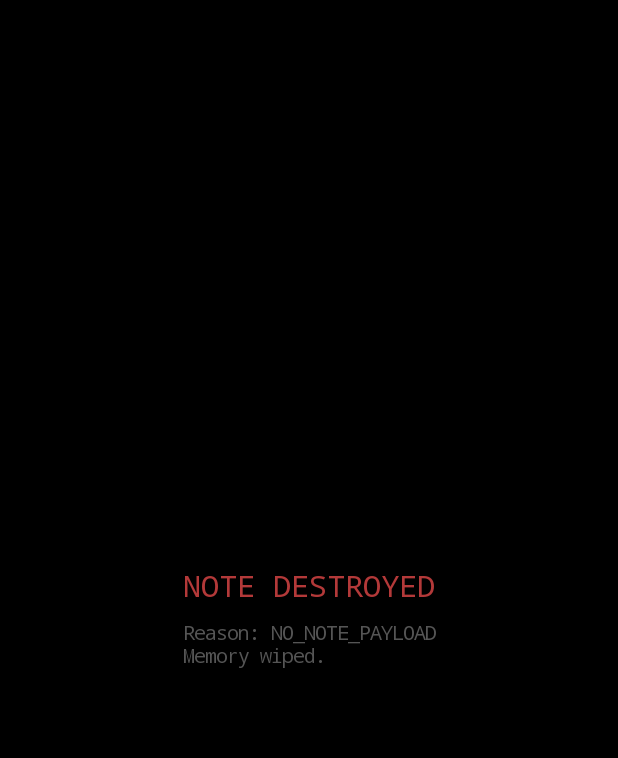
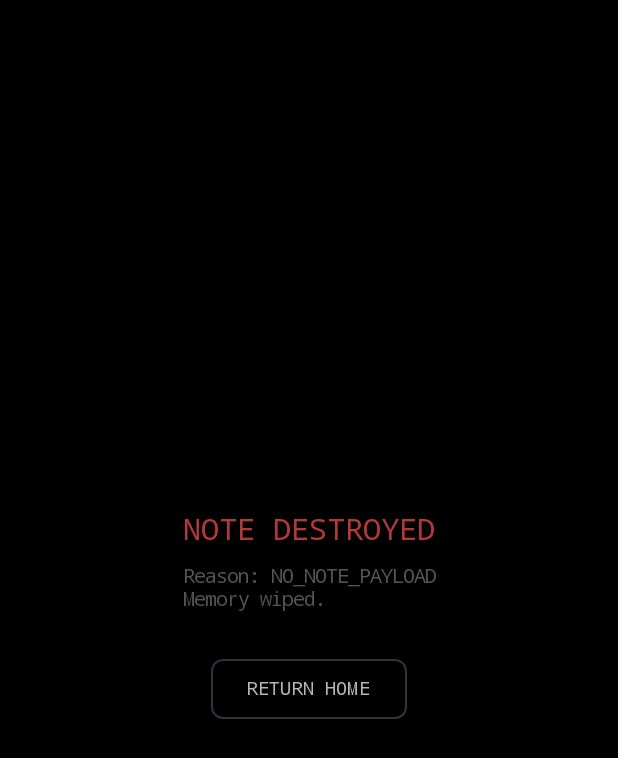
Before and after one commit to ProPerfect-67/burn-note, an Android app built with Jetpack Compose: the SecureNoteActivity screen opened directly, with no data from a screen before it, on a phone screen of 412 x 824 dp. Shown: the top 758 px of the screen. Run offline under Robolectric (Android 15) with nearby library versions, the phone set to English and light mode, and no system bars.

Commit message:
Enhance SecureReaderScreen with exit functionality
Added onExit callback to SecureReaderScreen and BurnedView for exit functionality. Adjusted text size and padding for better UI.

```diff
--- a/app/src/main/java/com/example/burnnote/SecureReaderScreen.kt
+++ b/app/src/main/java/com/example/burnnote/SecureReaderScreen.kt
@@ -3,6 +3,7 @@ package com.example.burnnote
 import android.graphics.Paint
 import android.graphics.Typeface
 import android.os.SystemClock
+import androidx.compose.foundation.BorderStroke
 import androidx.compose.foundation.Canvas
 import androidx.compose.foundation.background
 import androidx.compose.foundation.gestures.awaitEachGesture
@@ -13,6 +14,8 @@ import androidx.compose.foundation.layout.Column
 import androidx.compose.foundation.layout.fillMaxSize
 import androidx.compose.foundation.layout.fillMaxWidth
 import androidx.compose.foundation.layout.padding
+import androidx.compose.foundation.shape.RoundedCornerShape
+import androidx.compose.material3.OutlinedButton
 import androidx.compose.material3.Text
 import androidx.compose.runtime.Composable
 import androidx.compose.runtime.LaunchedEffect
@@ -39,21 +42,21 @@ import kotlinx.coroutines.delay
 import kotlinx.coroutines.isActive
 import kotlin.math.sin
 
-private const val TOTAL_DURATION_MS = 30_000L // Layer 2: 30-second window
+private const val TOTAL_DURATION_MS = 30_000L
 
 @Composable
 fun SecureReaderScreen(
     buffer: SecretNoteBuffer?,
     deviceWatermark: String,
     burnReason: String?,
-    onBurnTriggered: (String) -> Unit
+    onBurnTriggered: (String) -> Unit,
+    onExit: () -> Unit
 ) {
     var remainingMs by remember { mutableLongStateOf(TOTAL_DURATION_MS) }
     var isHolding by remember { mutableStateOf(false) }
     var scrollOffsetPx by remember { mutableFloatStateOf(0f) }
     var frameTick by remember { mutableIntStateOf(0) }
 
-    // Layer 2: Monotonic 30-second countdown (immune to device clock tampering)
     LaunchedEffect(burnReason) {
         if (burnReason != null) return@LaunchedEffect
         val startElapsed = SystemClock.elapsedRealtime()
@@ -68,7 +71,6 @@ fun SecureReaderScreen(
         }
     }
 
-    // Layer 5: Frame-synced loop for temporal dithering + subtle micro-motion
     LaunchedEffect(isHolding, burnReason) {
         while (isActive && isHolding && burnReason == null) {
             withFrameNanos {
@@ -79,16 +81,16 @@ fun SecureReaderScreen(
 
     val textPaint = remember {
         Paint(Paint.ANTI_ALIAS_FLAG).apply {
-            color = Color(0xFFB8B8B8).toArgb() // Dim high-contrast off-white for dark render
-            textSize = 46f
+            color = Color(0xFFB8B8B8).toArgb()
+            textSize = 44f
             typeface = Typeface.MONOSPACE
-            letterSpacing = 0.04f
+            letterSpacing = 0.03f
         }
     }
 
     val watermarkPaint = remember {
         Paint(Paint.ANTI_ALIAS_FLAG).apply {
-            color = Color(0x18FFFFFF).toArgb() // Faint forensic overlay
+            color = Color(0x18FFFFFF).toArgb()
             textSize = 30f
             typeface = Typeface.MONOSPACE
         }
@@ -98,7 +100,6 @@ fun SecureReaderScreen(
         modifier = Modifier
             .fillMaxSize()
             .background(Color.Black)
-            // Layer 7: Hold-to-read + clamped slow scroll (no fling, no jump)
             .pointerInput(burnReason) {
                 if (burnReason != null) return@pointerInput
                 awaitEachGesture {
@@ -112,7 +113,6 @@ fun SecureReaderScreen(
                             val rawDelta = activePointer.position.y - lastY
                             lastY = activePointer.position.y
 
-                            // Clamp per-event movement to enforce slow single-line progression
                             val clampedDelta = rawDelta.coerceIn(-10f, 10f)
                             val lineCount = buffer?.getLines()?.size ?: 0
                             val maxScroll = ((lineCount - 1).coerceAtLeast(0)) * 120f
@@ -121,18 +121,16 @@ fun SecureReaderScreen(
                             activePointer.consume()
                         }
                     } finally {
-                        // Instant blackout the moment the finger lifts
                         isHolding = false
                     }
                 }
             }
     ) {
         if (burnReason != null) {
-            BurnedView(reason = burnReason)
+            BurnedView(reason = burnReason, onExit = onExit)
         } else {
             val lines = buffer?.getLines().orEmpty()
 
-            // Top minimal countdown header
             Box(
                 modifier = Modifier
                     .fillMaxWidth()
@@ -157,9 +155,11 @@ fun SecureReaderScreen(
             Canvas(modifier = Modifier.fillMaxSize()) {
                 val centerY = size.height / 2f
                 val lineSpacingPx = 120f
-                val slitHalfHeight = 52f // Exposes strictly one line at a time
+                val slitHalfHeight = 52f
 
-                // Draw aperture guide lines
+                // Scale text size dynamically so 26 monospace chars always fit screen width
+                textPaint.textSize = ((size.width - 96f) / (26f * 0.64f)).coerceIn(28f, 48f)
+
                 val guideColor = if (isHolding) Color(0xFF222222) else Color(0xFF141414)
                 drawLine(
                     color = guideColor,
@@ -174,7 +174,6 @@ fun SecureReaderScreen(
                     strokeWidth = 2f
                 )
 
-                // Render secret text strictly inside the single-line slit while holding
                 if (isHolding && lines.isNotEmpty()) {
                     val jitterX = sin(frameTick * 0.55f) * 1.8f
                     val jitterY = sin(frameTick * 0.35f) * 0.9f
@@ -200,7 +199,6 @@ fun SecureReaderScreen(
                             }
                         }
 
-                        // Layer 5: Temporal alternating micro-scanlines (human eye blends; camera shutters slice)
                         val barStep = 4f
                         var y = (centerY - slitHalfHeight) + (phase * 2f)
                         while (y < centerY + slitHalfHeight) {
@@ -215,7 +213,6 @@ fun SecureReaderScreen(
                     }
                 }
 
-                // Layer 6: Diagonal tiled device watermark over the entire viewport
                 val native = drawContext.canvas.nativeCanvas
                 native.save()
                 native.rotate(-30f, size.width / 2f, size.height / 2f)
@@ -237,7 +234,7 @@ fun SecureReaderScreen(
 }
 
 @Composable
-private fun BurnedView(reason: String) {
+private fun BurnedView(reason: String, onExit: () -> Unit) {
     Column(
         modifier = Modifier
             .fillMaxSize()
@@ -257,7 +254,19 @@ private fun BurnedView(reason: String) {
             color = Color(0xFF555555),
             fontSize = 13.sp,
             fontFamily = FontFamily.Monospace,
-            modifier = Modifier.padding(top = 12.dp)
+            modifier = Modifier.padding(top = 12.dp, bottom = 28.dp)
         )
+        OutlinedButton(
+            onClick = onExit,
+            border = BorderStroke(1.dp, Color(0xFF33333A)),
+            shape = RoundedCornerShape(8.dp)
+        ) {
+            Text(
+                text = "RETURN HOME",
+                color = Color(0xFFB8B8B8),
+                fontFamily = FontFamily.Monospace,
+                fontSize = 12.sp
+            )
+        }
     }
 }
```
